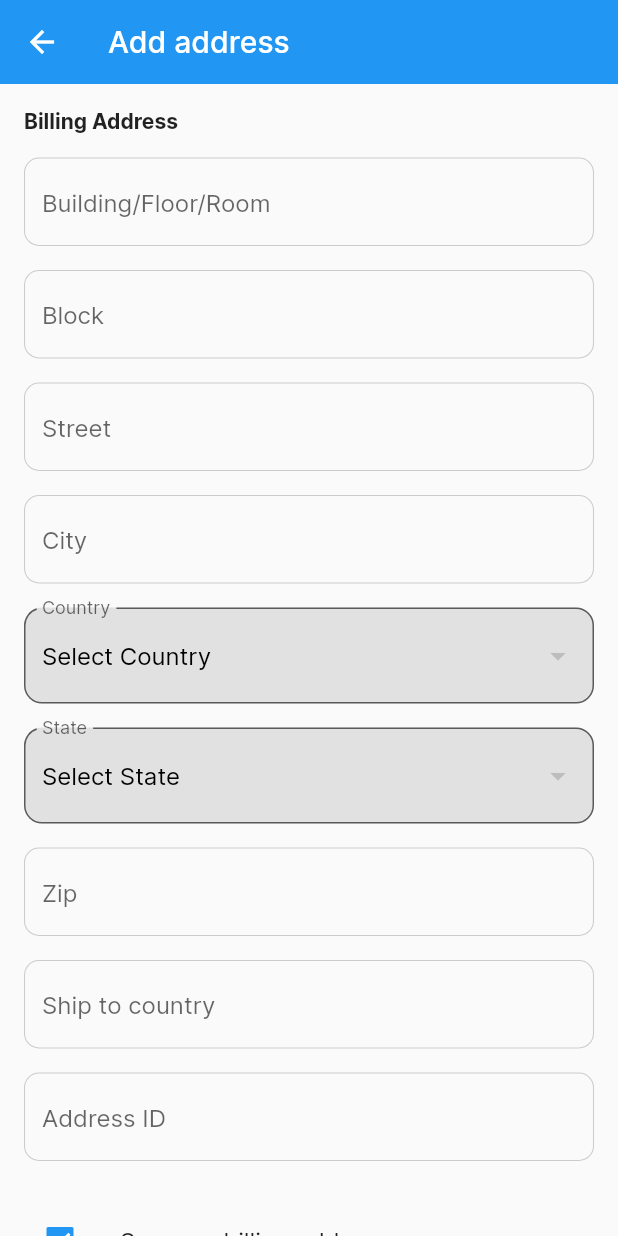
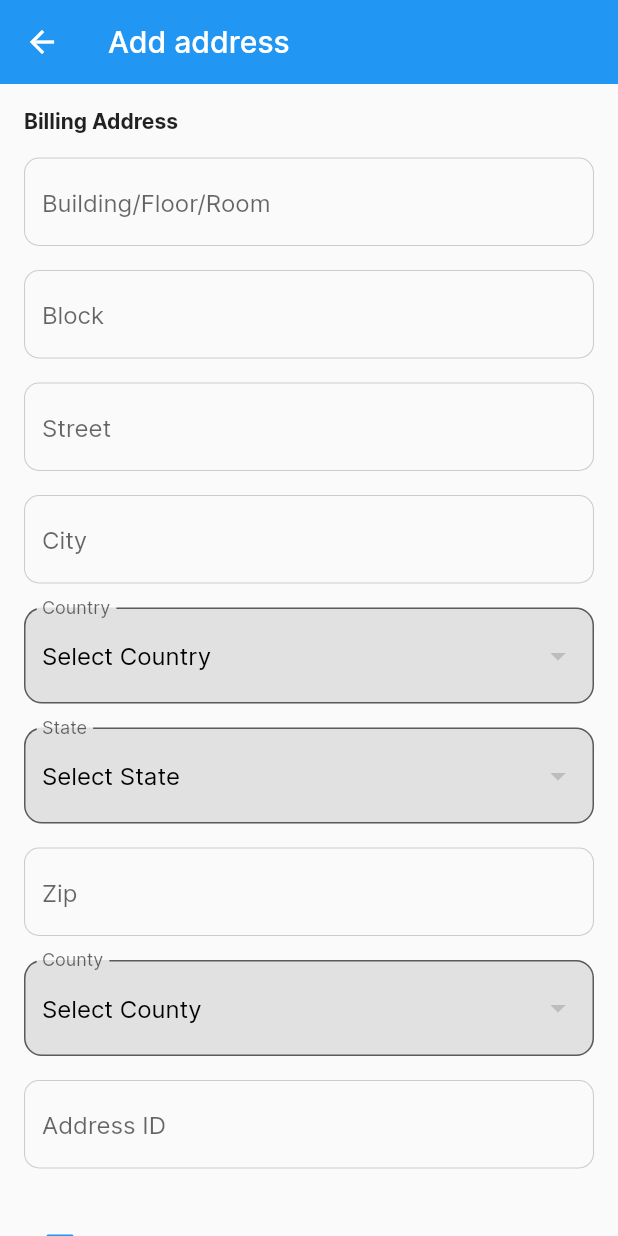
Before and after one commit to AyushSingh2000/approval_app_updated1, a Flutter app: the CustomerPage_2 screen opened directly, after a tap on "Next", on a phone screen of 412 x 824 dp. Run offline on Flutter 3.47's test engine with Material 2 defaults, Android fonts, the phone set to English and light mode, and no system bars; our stand-ins replace dartz, freezed_annotation, get, intl_phone_field, quickalert; missing offline and left inert: country_state_picker, dropdown_plus; network calls fail; statements that could not run were skipped.

Commit message:
County Added

```diff
--- a/lib/API/URLConst.dart
+++ b/lib/API/URLConst.dart
@@ -57,4 +57,7 @@ class URLConst {
 
   static const postBPCatalogURL =
       "https://202.65.143.242:4300/TEKROI_C360/MasterData/BPCatalogNumber.xsjs?DBName=TESTACAE01";
+
+  static const getShipToCounty =
+      "http://202.65.143.242:8000/TEKROI_C360/SetUpMasters/ShipToCounty.xsjs?DBName=TESTACAE01";
 }
--- a/lib/feature/customer/controller/customer_controller.dart
+++ b/lib/feature/customer/controller/customer_controller.dart
@@ -26,6 +26,9 @@ class CustomerController extends GetxController {
 
   var BPStatesMapData = {}.obs;
   var BPStatesList = <String>[].obs;
+
+  var BPCountyMapData = {}.obs;
+  var BPCountyList = <String>[].obs;
 
   var GetBPApprovalStatusList = <GetBpApprovalStatusModal>[].obs;
 
@@ -96,6 +99,7 @@ class CustomerController extends GetxController {
     await getBPSaleEmployees();
     await getBPCountries();
     await getBPStates();
+    await getBPCounty();
     // await getApprovalStatusData();
     initialDataLoading.value = false;
   }
@@ -166,6 +170,15 @@ class CustomerController extends GetxController {
     // print(BPStatesList);
   }
 
+  Future<void> getBPCounty() async {
+    final data = await customerDataSourceImpl.getBPCounty();
+    BPCountyMapData.value = data;
+    BPCountyList.value = data.keys.toList();
+
+    // print(BPCountyMapData.value);
+    print(BPCountyList.value);
+  }
+
   Future<PostResponseType> postCustomerData() async {
     postCustomerDataLoading.value = true;
     PostResponseType result =
--- a/lib/feature/customer/data/datasource/customer_data_source_impl.dart
+++ b/lib/feature/customer/data/datasource/customer_data_source_impl.dart
@@ -290,4 +290,35 @@ class CustomerDataSourceImpl implements CustomerDataSourceRepository {
       return data;
     }
   }
+
+  Future<Map<String, String>> getBPCounty() async{
+    Map<String, String> data = {};
+
+    try{
+      String URL = URLConst.getShipToCounty;
+      var response = await http.get(Uri.parse(URL));
+
+      if(response.statusCode == 200 || response.statusCode == 202){
+        final jsonResponse = jsonDecode(response.body);
+        var resData = jsonResponse['ShipToCounty'];
+
+        resData.forEach((k, v){
+            data[v['Name']] = v['Code'];
+        });
+        print("From Ship to County: ");
+        print(data);
+        return data;
+      }
+      if (DEBUG) {
+        print("Error in Future<Map<String,int>> getBPCounty() \n Response code: ${response.statusCode}");
+      }
+      return data;
+    }catch(e){
+      if (DEBUG) print("Error in Future<Map<String,int>> getBPCounty() \n $e");
+
+      return data;
+    }
+
+    return data;
+  }
 }
--- a/lib/feature/customer/data/datasource/customer_data_source_repository.dart
+++ b/lib/feature/customer/data/datasource/customer_data_source_repository.dart
@@ -11,6 +11,7 @@ abstract class CustomerDataSourceRepository {
   Future<Map<String, int>> getBPSaleEmployees();
   Future<Map<String, String>> getBPCountries();
   Future<Map<String, String>> getBPStates();
+  Future<Map<String, String>> getBPCounty();
   // Future<List<dynamic>> getApprovalStatusData();
 
   Future<Either<Failure, PostResponseType>> postBP_master(
--- a/lib/feature/customer/presentation/pages/customer_add_page3.dart
+++ b/lib/feature/customer/presentation/pages/customer_add_page3.dart
@@ -152,6 +152,8 @@ class _CustomerPage_3State extends State<CustomerPage_3> {
                     (element) => element.toString()).toList();
                 final bpstateList = customerController.BPStatesList.map(
                     (element) => element.toString()).toList();
+                final bpcountyList = customerController.BPCountyList.map(
+                        (element) => element.toString()).toList();
                 return Column(
                   crossAxisAlignment: CrossAxisAlignment.start,
                   children: [
@@ -245,11 +247,34 @@ class _CustomerPage_3State extends State<CustomerPage_3> {
                     ), //Zip Code
                     const SizedBox(height: 16.0),
 
-                    CustomTextField(
-                      hintText: 'Ship to country',
-                      onChanged: (p0) =>
-                          customerController.Adrs_Ship_To_County.value = p0,
-                    ), //Ship To County
+                    DropdownButtonFormField<String>(
+                        hint: const Text(
+                          'Select County',
+                          style: TextStyle(color: Colors.black),
+                        ),
+                        decoration: InputDecoration(
+                          filled: true,
+                          fillColor: const Color.fromARGB(255, 225, 225, 225),
+                          labelText: 'County',
+                          border: OutlineInputBorder(
+                              borderRadius: BorderRadius.circular(12)),
+                        ),
+                        items: bpcountyList.map((String value){
+                          return DropdownMenuItem<String>(
+                            value: value,
+                            child: Text(value),
+                          );
+                        }).toList(),
+                        onChanged: (value){
+                          customerController.Adrs_Ship_To_County.value =
+                          customerController.BPCountyMapData[value]; //.value or not?
+                        }),
+
+                    // CustomTextField(
+                    //   hintText: 'Ship to country',
+                    //   onChanged: (p0) =>
+                    //       customerController.Adrs_Ship_To_County.value = p0,
+                    // ), //Ship To County
                     const SizedBox(height: 16.0),
 
                     CustomTextField(
```
